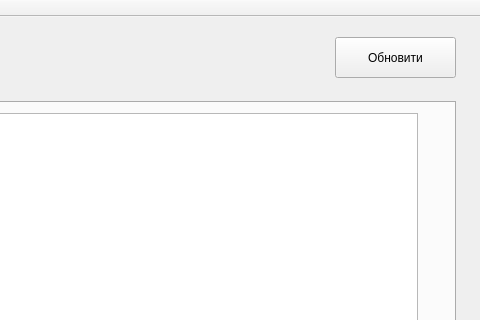
Above: DBWorkTesting/mainwindow.ui from capybarin/Qt_DBClient before the change; both pictures show x 465 to 945 and y 0 to 320 of the 945 by 792 pixel window. Below: the same form after it.
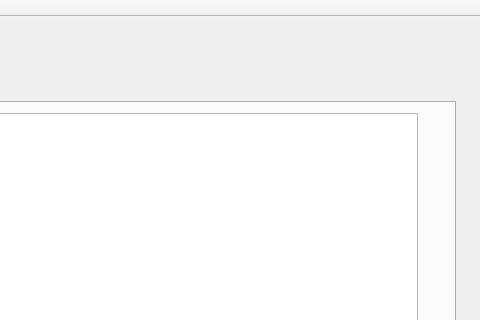
That is the form after the change.

The edit to the form file:
```diff
--- a/DBWorkTesting/mainwindow.ui
+++ b/DBWorkTesting/mainwindow.ui
@@ -414,19 +414,6 @@
      <string/>
     </property>
    </widget>
-   <widget class="QPushButton" name="pushButton">
-    <property name="geometry">
-     <rect>
-      <x>800</x>
-      <y>20</y>
-      <width>121</width>
-      <height>41</height>
-     </rect>
-    </property>
-    <property name="text">
-     <string>Обновити</string>
-    </property>
-   </widget>
   </widget>
   <widget class="QMenuBar" name="menuBar">
    <property name="geometry">
```
